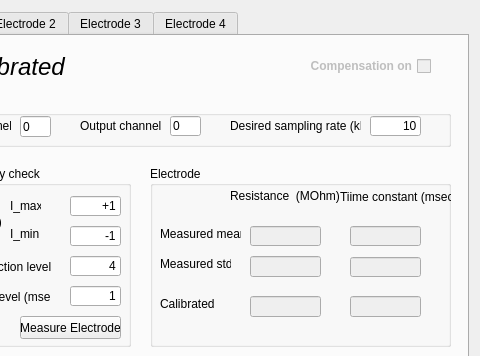
CompEphys-team/stdpc, file src/gui/ElectrodeCompDlg.ui: the form before one commit; both pictures show x 112 to 592 and y 0 to 356 of the 592 by 833 pixel window.
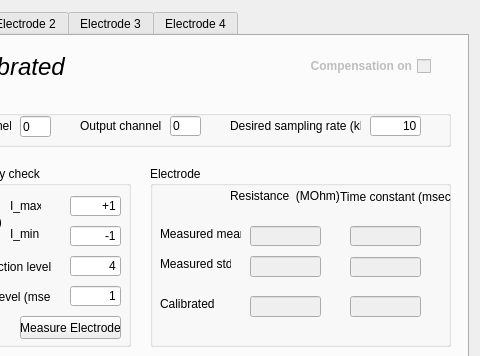
The form after the commit.

Patch:
```diff
--- a/src/gui/ElectrodeCompDlg.ui
+++ b/src/gui/ElectrodeCompDlg.ui
@@ -611,7 +611,7 @@
        </rect>
       </property>
       <property name="text">
-       <string>Tiime constant (msec)</string>
+       <string>Time constant (msec)</string>
       </property>
      </widget>
      <widget class="QLabel" name="label_7">
```
Left out of the diff: 6 changed lines with no effect on the pictures.
